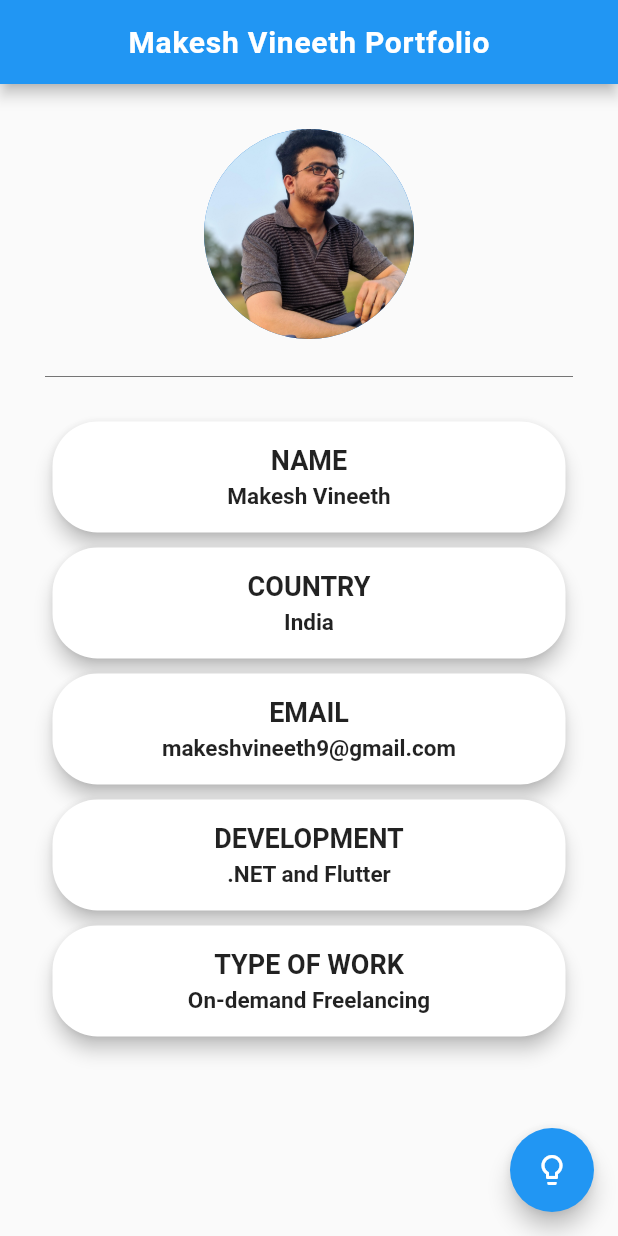
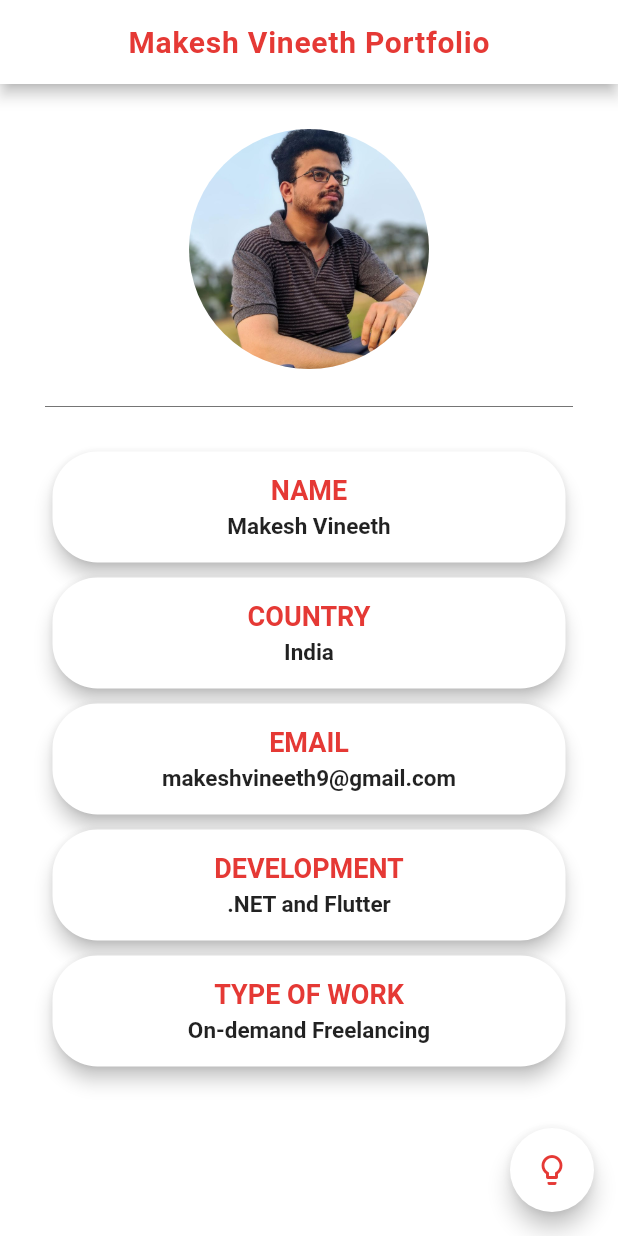
Before and after one commit to MakeshVineeth/portfolio, a Flutter app: the screen it shows after launch, on a phone screen of 412 x 824 dp. Run offline on Flutter 3.47's test engine with Material 2 defaults, Android fonts, the phone set to English and light mode, and no system bars; our stand-ins replace adaptive_theme.

Commit message:
Several Improvements.

```diff
--- a/lib/details.dart
+++ b/lib/details.dart
@@ -5,7 +5,9 @@ class Detail extends StatelessWidget {
   final title;
   final desc;
 
-  const Detail({@required this.title, @required this.desc});
+  Detail({@required this.title, @required this.desc});
+
+  final FixedValues fixedValues = FixedValues();
 
   @override
   Widget build(BuildContext context) {
@@ -15,6 +17,9 @@ class Detail extends StatelessWidget {
       ),
       margin: EdgeInsets.all(5.0),
       elevation: 5.0,
+      child: InkWell(
+        onTap: () {},
+        borderRadius: BorderRadius.circular(30),
         child: Padding(
           padding: const EdgeInsets.all(15.0),
           child: Column(
@@ -23,7 +28,7 @@ class Detail extends StatelessWidget {
               Center(
                 child: Text(
                   title,
-                style: FixedValues.headingStyle,
+                  style: fixedValues.headingStyle(context),
                 ),
               ),
               SizedBox(
@@ -32,12 +37,13 @@ class Detail extends StatelessWidget {
               Center(
                 child: Text(
                   desc,
-                style: FixedValues.textStyle,
+                  style: fixedValues.textStyle,
                 ),
               ),
             ],
           ),
         ),
+      ),
     );
   }
 }
--- a/lib/fixedValues.dart
+++ b/lib/fixedValues.dart
@@ -1,32 +1,57 @@
 import 'package:flutter/material.dart';
 
 class FixedValues {
+  String appTitle = 'Makesh Vineeth Portfolio';
+
+  // Default Initializations to White Theme.
+  Color appBarColor = Colors.white;
+  Color appBarFont = Colors.red[600];
+
   ThemeData getDarkTheme() {
-    Color bg = Colors.grey[900];
-    Color header = Colors.orangeAccent;
-    Color fontFg = Colors.grey[100];
-    Color appBarColor = Colors.grey[850];
-    Color appBarFont = Colors.grey[50];
+    appBarColor = Colors.grey[850];
+    appBarFont = Colors.amberAccent;
 
+    return getThemeData(Brightness.dark);
+  }
+
+  ThemeData getThemeData(Brightness brightness) {
     return ThemeData(
-      brightness: Brightness.dark,
-      applyElevationOverlayColor: true,
+      brightness: brightness,
+      applyElevationOverlayColor: brightness == Brightness.dark ? true : false,
       scaffoldBackgroundColor: appBarColor,
       primaryColor: appBarColor,
       cardColor: appBarColor,
+      appBarTheme: appBarStyle(),
       floatingActionButtonTheme: FloatingActionButtonThemeData(
-        foregroundColor: fontFg,
+        foregroundColor: appBarFont,
         backgroundColor: appBarColor,
       ),
     );
   }
 
-  static TextStyle headingStyle = TextStyle(
-    fontSize: 18.0,
-    fontWeight: FontWeight.bold,
-  );
+  AppBarTheme appBarStyle() {
+    return AppBarTheme(
+      centerTitle: true,
+      textTheme: TextTheme(
+        headline6: TextStyle(
+          fontWeight: FontWeight.bold,
+          color: appBarFont,
+          fontSize: 20.0,
+          letterSpacing: 0.5,
+        ),
+      ),
+    );
+  }
 
-  static TextStyle textStyle = TextStyle(
+  TextStyle headingStyle(BuildContext context) {
+    return TextStyle(
+      fontSize: 18.0,
+      fontWeight: FontWeight.bold,
+      color: Theme.of(context).brightness == Brightness.light ? appBarFont : Colors.amberAccent,
+    );
+  }
+
+  TextStyle textStyle = TextStyle(
     fontSize: 15.0,
     fontWeight: FontWeight.w600,
   );
--- a/lib/main.dart
+++ b/lib/main.dart
@@ -20,11 +20,11 @@ class _VineethIdState extends State<VineethId> {
   @override
   Widget build(BuildContext context) {
     return AdaptiveTheme(
-      light: ThemeData.light(),
+      light: fixedValues.getThemeData(Brightness.light),
       dark: fixedValues.getDarkTheme(),
       initial: AdaptiveThemeMode.light,
       builder: (theme, darkTheme) => MaterialApp(
-        title: 'Makesh Vineeth Portfolio',
+        title: fixedValues.appTitle,
         home: ScaffoldHome(),
         theme: theme,
         darkTheme: darkTheme,
--- a/lib/scaffoldhome.dart
+++ b/lib/scaffoldhome.dart
@@ -1,6 +1,7 @@
 import 'package:flutter/material.dart';
 import 'package:makesh_vineeth/details.dart';
 import 'package:adaptive_theme/adaptive_theme.dart';
+import 'package:makesh_vineeth/fixedValues.dart';
 
 class ScaffoldHome extends StatelessWidget {
   final infos = {
@@ -11,18 +12,15 @@ class ScaffoldHome extends StatelessWidget {
     'TYPE OF WORK': 'On-demand Freelancing',
   };
 
+  final FixedValues fixedValues = FixedValues();
+
   @override
   Widget build(BuildContext context) {
     return Scaffold(
       appBar: AppBar(
         title: Text(
-          'Makesh Vineeth Portfolio',
-          style: TextStyle(
-            fontWeight: FontWeight.bold,
-            letterSpacing: 0.5,
-          ),
+          fixedValues.appTitle,
         ),
-        centerTitle: true,
       ),
       floatingActionButton: FloatingActionButton(
         onPressed: () {
@@ -39,8 +37,9 @@ class ScaffoldHome extends StatelessWidget {
             children: [
               Center(
                 child: CircleAvatar(
+                  backgroundColor: Colors.transparent,
                   backgroundImage: AssetImage('assets/profile.jpg'),
-                  radius: 70.0,
+                  radius: 80.0,
                 ),
               ),
               Divider(
```
Also changed, not shown: assets/profile.jpg, pubspec.lock. Lines whose indentation alone changed are shown as unchanged.
